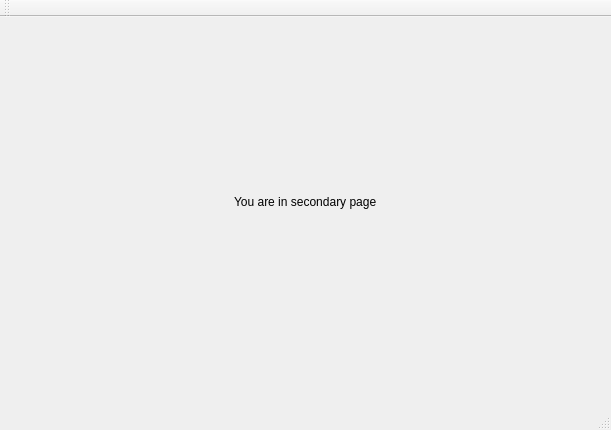
Kpro11/Aqeous, file secondarywindow.ui: the form before one commit.
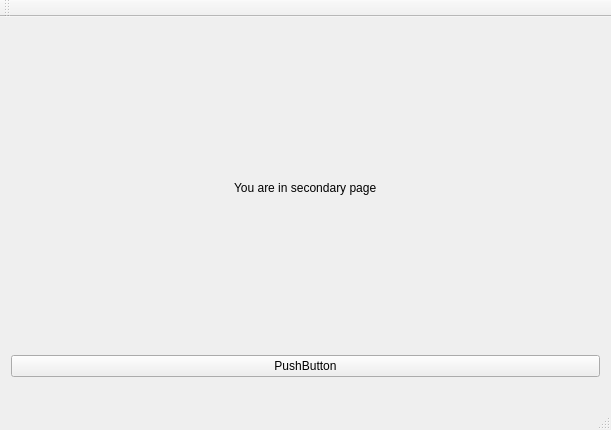
The form after the commit.

Commit message: Move open simulator button and update commands to new version of FHsim

The edit to the form file:
```diff
--- a/secondarywindow.ui
+++ b/secondarywindow.ui
@@ -31,6 +31,13 @@
        </property>
       </widget>
      </item>
+     <item row="1" column="0">
+      <widget class="QPushButton" name="openSim">
+       <property name="text">
+        <string>PushButton</string>
+       </property>
+      </widget>
+     </item>
     </layout>
    </widget>
   </widget>
```
The commit also changes 2 other files.
